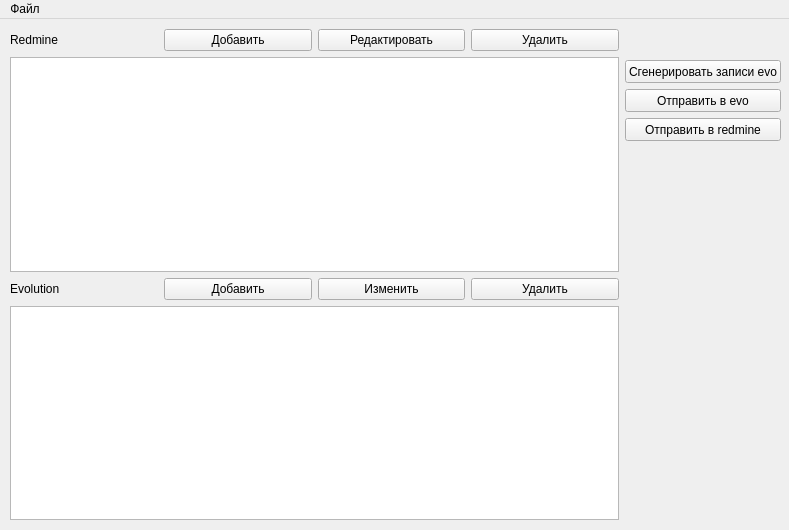
Above: view/main.ui from positron48/pyTime before the change. Below: the same form after it.
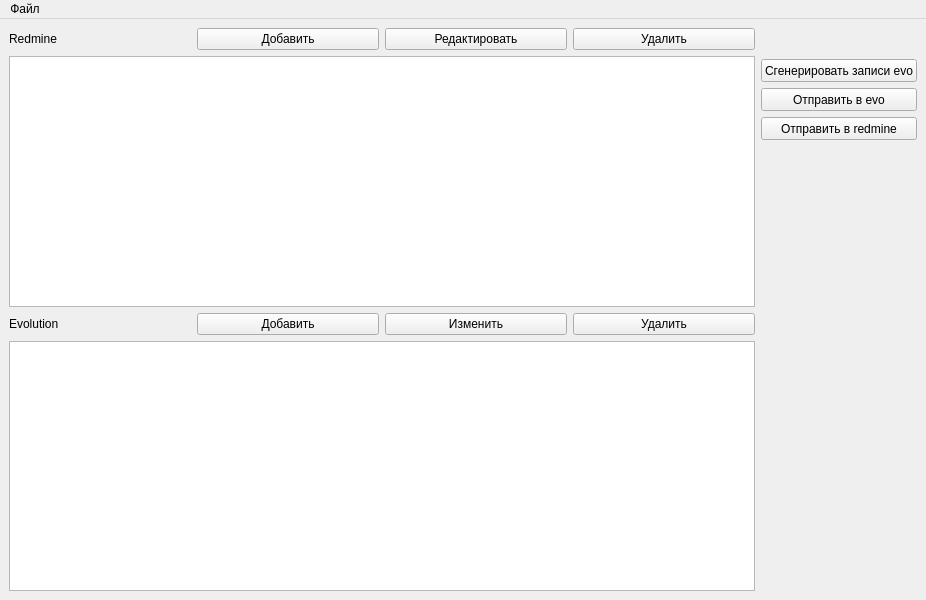
That is the form after the change. Icons and pictures are not drawn.

The edit to the form file:
```diff
--- a/view/main.ui
+++ b/view/main.ui
@@ -6,8 +6,8 @@
    <rect>
     <x>0</x>
     <y>0</y>
-    <width>789</width>
-    <height>530</height>
+    <width>926</width>
+    <height>600</height>
    </rect>
   </property>
   <property name="windowTitle">
@@ -21,15 +21,8 @@
    <property name="autoFillBackground">
     <bool>false</bool>
    </property>
-   <widget class="QWidget" name="horizontalLayoutWidget">
-    <property name="geometry">
-     <rect>
-      <x>10</x>
-      <y>10</y>
-      <width>771</width>
-      <height>491</height>
-     </rect>
-    </property>
+   <layout class="QGridLayout" name="gridLayout">
+    <item row="0" column="0">
     <layout class="QHBoxLayout" name="horizontalLayout">
      <item>
       <layout class="QVBoxLayout" name="verticalLayout_2">
@@ -152,14 +145,15 @@
       </layout>
      </item>
     </layout>
-   </widget>
+    </item>
+   </layout>
   </widget>
   <widget class="QMenuBar" name="menubar">
    <property name="geometry">
     <rect>
      <x>0</x>
      <y>0</y>
-     <width>789</width>
+     <width>926</width>
      <height>21</height>
     </rect>
    </property>
```
Lines whose indentation alone changed are shown as unchanged.
